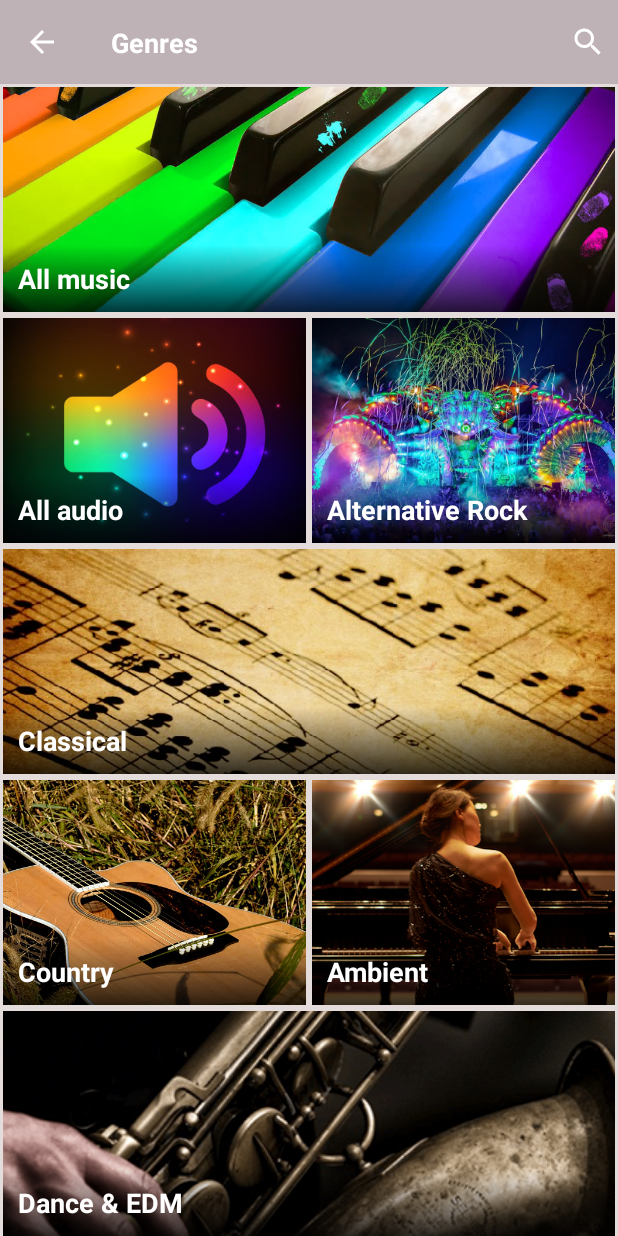
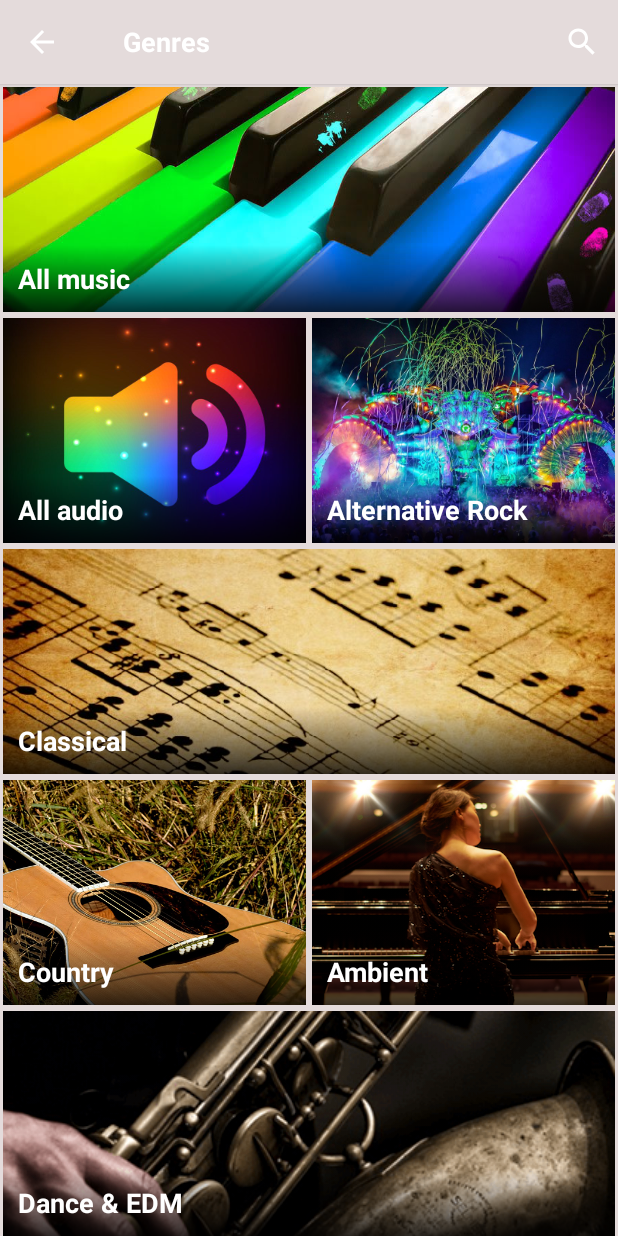
Before and after one commit to awesome-academy/Music_53, an Android app: the GenresActivity screen opened directly, with no data from a screen before it, on a phone screen of 412 x 824 dp. Run offline under Robolectric (Android 15) with nearby library versions, the phone set to English and light mode, and no system bars; network calls fail; pictures from the network do not load.

Commit message:
handle envent screen genres

```diff
--- a/app/src/main/AndroidManifest.xml
+++ b/app/src/main/AndroidManifest.xml
@@ -20,10 +20,13 @@
                 <category android:name="android.intent.category.LAUNCHER" />
             </intent-filter>
         </activity>
-        <activity android:name=".ui.genres.GenresActivity" />
+        <activity
+            android:name=".ui.genres.GenresActivity"
+            android:theme="@style/GenresTheme" />
         <activity
             android:name=".ui.detail_genre.DetailGenreActivity"
             android:theme="@style/TransparentTheme" />
+        <activity android:name=".ui.search.SearchActivity" />
     </application>
 
 </manifest>
--- a/app/src/main/java/com/trantan/music53/ui/detail_genre/DetailGenreActivity.java
+++ b/app/src/main/java/com/trantan/music53/ui/detail_genre/DetailGenreActivity.java
@@ -80,7 +80,7 @@ public class DetailGenreActivity extends AppCompatActivity implements DetailGenr
                 onBackPressed();
             }
         });
-        mCollapsingToolbar.setTitle(mGenre.getName());
+        mCollapsingToolbar.setTitle(mGenre.getName().toUpperCase());
         mImageGenre.setImageResource(mGenre.getImageId());
     }
 
--- a/app/src/main/java/com/trantan/music53/ui/genres/GenresActivity.java
+++ b/app/src/main/java/com/trantan/music53/ui/genres/GenresActivity.java
@@ -1,20 +1,26 @@
 package com.trantan.music53.ui.genres;
 
+import android.content.Intent;
 import android.os.Bundle;
 import android.support.v7.app.AppCompatActivity;
 import android.support.v7.widget.GridLayoutManager;
 import android.support.v7.widget.RecyclerView;
 import android.support.v7.widget.Toolbar;
+import android.view.Menu;
+import android.view.MenuItem;
 import android.view.View;
 
 import com.trantan.music53.R;
 import com.trantan.music53.data.Genre;
 import com.trantan.music53.data.source.TrackRepository;
 import com.trantan.music53.data.source.local.LocalDataSource;
+import com.trantan.music53.ui.detail_genre.DetailGenreActivity;
+import com.trantan.music53.ui.search.SearchActivity;
 
 import java.util.List;
 
-public class GenresActivity extends AppCompatActivity implements GenresContract.View {
+public class GenresActivity extends AppCompatActivity implements GenresContract.View,
+        GenresAdapter.GenreClickListener {
     private static final int SPAN_COUT_TWO = 2;
     private static final int SPAN_COUT_ONE = 1;
     private static final int INT_THREE = 3;
@@ -30,6 +36,24 @@ public class GenresActivity extends AppCompatActivity implements GenresContract.
         initPresenter();
     }
 
+    @Override
+    public boolean onCreateOptionsMenu(Menu menu) {
+        getMenuInflater().inflate(R.menu.detail_genre, menu);
+        return super.onCreateOptionsMenu(menu);
+    }
+
+    @Override
+    public boolean onOptionsItemSelected(MenuItem item) {
+        switch (item.getItemId()) {
+            case R.id.menu_search:
+                Intent intent = SearchActivity.getSearchIntent(this);
+                startActivity(intent);
+                return true;
+            default:
+                return super.onOptionsItemSelected(item);
+        }
+    }
+
     private void initPresenter() {
         mPresenter = new GenresPresenter(TrackRepository.getInstance(LocalDataSource.getInstance(this))
                 , this);
@@ -39,7 +63,8 @@ public class GenresActivity extends AppCompatActivity implements GenresContract.
     private void setUpUi() {
         mRecyclerGenres = findViewById(R.id.reccler_genres);
         mToolbar = findViewById(R.id.toolbar);
-
+        setSupportActionBar(mToolbar);
+        mToolbar.setTitle(R.string.title_genres);
         mToolbar.setNavigationIcon(R.drawable.ic_arrow_back_24dp);
         mToolbar.setNavigationOnClickListener(new View.OnClickListener() {
             @Override
@@ -51,8 +76,8 @@ public class GenresActivity extends AppCompatActivity implements GenresContract.
 
     @Override
     public void showGenres(List<Genre> genres) {
-        AdapterGenres adapterGenres = new AdapterGenres(genres);
-        mRecyclerGenres.setAdapter(adapterGenres);
+        GenresAdapter genresAdapter = new GenresAdapter(genres, this);
+        mRecyclerGenres.setAdapter(genresAdapter);
         GridLayoutManager gridLayoutManager = new GridLayoutManager(
                 this,
                 SPAN_COUT_TWO
@@ -65,4 +90,10 @@ public class GenresActivity extends AppCompatActivity implements GenresContract.
         });
         mRecyclerGenres.setLayoutManager(gridLayoutManager);
     }
+
+    @Override
+    public void onGenreClick(Genre genre) {
+        Intent intent = DetailGenreActivity.getDetailGenreIntent(this, genre);
+        startActivity(intent);
+    }
 }
--- a/app/src/main/java/com/trantan/music53/ui/genres/AdapterGenres.java
+++ b/app/src/main/java/com/trantan/music53/ui/genres/GenresAdapter.java
@@ -14,11 +14,13 @@ import com.trantan.music53.data.Genre;
 
 import java.util.List;
 
-public class AdapterGenres extends RecyclerView.Adapter<AdapterGenres.ViewHolder> {
+public class GenresAdapter extends RecyclerView.Adapter<GenresAdapter.ViewHolder> {
     private List<Genre> mGenres;
+    private GenreClickListener mGenreClickListener;
 
-    public AdapterGenres(List<Genre> genres) {
+    public GenresAdapter(List<Genre> genres, GenreClickListener genreClickListener) {
         mGenres = genres;
+        mGenreClickListener = genreClickListener;
     }
 
     @NonNull
@@ -26,7 +28,7 @@ public class AdapterGenres extends RecyclerView.Adapter<AdapterGenres.ViewHolder
     public ViewHolder onCreateViewHolder(@NonNull ViewGroup viewGroup, int i) {
         View view = LayoutInflater.from(viewGroup.getContext())
                 .inflate(R.layout.item_recycler_genres, viewGroup, false);
-        return new ViewHolder(view);
+        return new ViewHolder(view, mGenreClickListener);
     }
 
     @Override
@@ -39,19 +41,33 @@ public class AdapterGenres extends RecyclerView.Adapter<AdapterGenres.ViewHolder
         return mGenres == null ? 0 : mGenres.size();
     }
 
-    static class ViewHolder extends RecyclerView.ViewHolder {
+    static class ViewHolder extends RecyclerView.ViewHolder implements View.OnClickListener {
         private ImageView mImageGrenre;
         private TextView mTextGenre;
+        private GenreClickListener mGenreClickListener;
+        private Genre mGenre;
 
-        public ViewHolder(@NonNull View itemView) {
+        public ViewHolder(@NonNull View itemView, GenreClickListener listener) {
             super(itemView);
+            mGenreClickListener = listener;
             mImageGrenre = itemView.findViewById(R.id.image_genre);
             mTextGenre = itemView.findViewById(R.id.text_genre);
         }
 
-        public void bindData(Genre genre) {
+        public void bindData(final Genre genre) {
             Glide.with(itemView.getContext()).load(genre.getImageId()).into(mImageGrenre);
             mTextGenre.setText(genre.getName());
+            mGenre = genre;
+            itemView.setOnClickListener(this);
+        }
+
+        @Override
+        public void onClick(View v) {
+            mGenreClickListener.onGenreClick(mGenre);
         }
     }
+
+    public interface GenreClickListener {
+        void onGenreClick(Genre genre);
+    }
 }
--- a/app/src/main/res/layout/activity_genres.xml
+++ b/app/src/main/res/layout/activity_genres.xml
@@ -11,8 +11,9 @@
     <android.support.v7.widget.Toolbar
         android:id="@+id/toolbar"
         android:layout_width="match_parent"
-        android:layout_height="?attr/actionBarSize"
-        android:background="@color/color_splash_screen_dark">
+        android:layout_height="wrap_content"
+        android:background="@color/color_splash_screen"
+        android:elevation="@dimen/dp_2">
 
         <android.support.constraint.ConstraintLayout
             android:layout_width="match_parent"
@@ -22,20 +23,9 @@
                 style="@style/GenreTextTheme"
                 android:layout_width="wrap_content"
                 android:layout_height="wrap_content"
-                android:padding="@dimen/dp_2"
                 android:text="@string/title_genres"
                 app:layout_constraintBottom_toBottomOf="parent"
                 app:layout_constraintStart_toStartOf="parent"
-                app:layout_constraintTop_toTopOf="parent" />
-
-            <ImageView
-                android:id="@+id/image_search"
-                android:layout_width="wrap_content"
-                android:layout_height="wrap_content"
-                android:padding="@dimen/dp_8"
-                android:src="@drawable/ic_search_24dp"
-                app:layout_constraintBottom_toBottomOf="parent"
-                app:layout_constraintEnd_toEndOf="parent"
                 app:layout_constraintTop_toTopOf="parent" />
         </android.support.constraint.ConstraintLayout>
     </android.support.v7.widget.Toolbar>
--- a/app/src/main/res/menu/detail_genre.xml
+++ b/app/src/main/res/menu/detail_genre.xml
@@ -2,7 +2,8 @@
 <menu xmlns:android="http://schemas.android.com/apk/res/android"
     xmlns:app="http://schemas.android.com/apk/res-auto">
     <item
+        android:id="@+id/menu_search"
         android:icon="@drawable/ic_search_24dp"
         android:title="@string/menu_search"
-        app:showAsAction="always"/>
+        app:showAsAction="always" />
 </menu>
--- a/app/src/main/res/values/strings.xml
+++ b/app/src/main/res/values/strings.xml
@@ -52,8 +52,8 @@
         <item>soundcloud:genres:entertainment</item>
         <item>soundcloud:genres:learning</item>
         <item>soundcloud:genres:newspolitics</item>
+        <item>soundcloud:genres:science</item>
         <item>soundcloud:genres:religionspirituality</item>
-        <item>soundcloud:genres:science</item>
         <item>soundcloud:genres:sports</item>
         <item>soundcloud:genres:storytelling</item>
         <item>soundcloud:genres:technology</item>
@@ -97,8 +97,8 @@
         <item>Entertainment</item>
         <item>Learning</item>
         <item>News &amp; Politics</item>
+        <item>Science</item>
         <item>Religion &amp; Spirituality</item>
-        <item>Science</item>
         <item>Sports</item>
         <item>Storytelling</item>
         <item>Technology</item>
--- a/app/src/main/res/values/styles.xml
+++ b/app/src/main/res/values/styles.xml
@@ -36,4 +36,7 @@
         <item name="android:textSize">30sp</item>
         <item name="android:textAlignment">center</item>
     </style>
+    <style name="GenresTheme" parent="Theme.AppCompat.Light.NoActionBar">
+        <item name="android:statusBarColor">@color/color_splash_screen_dark</item>
+    </style>
 </resources>
```
Also changed, not shown: app/src/main/java/com/trantan/music53/ui/search/SearchActivity.java (added, +22 -0 lines), app/src/main/res/layout/activity_search.xml (added, +8 -0 lines).
